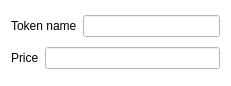
LiquidityProtocol/AMM-Simulator, file TokenListWidgetItem.ui: the form before one commit.
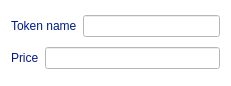
The form after the commit.

```diff
--- a/TokenListWidgetItem.ui
+++ b/TokenListWidgetItem.ui
@@ -15,7 +15,8 @@
   </property>
   <property name="styleSheet">
    <string notr="true">background-color: rgb(255, 255, 255);
-border-color: rgb(255, 255, 255);</string>
+border-color: rgb(255, 255, 255);
+color: rgb(1, 25, 147);</string>
   </property>
   <layout class="QVBoxLayout" name="verticalLayout">
    <item>
```
